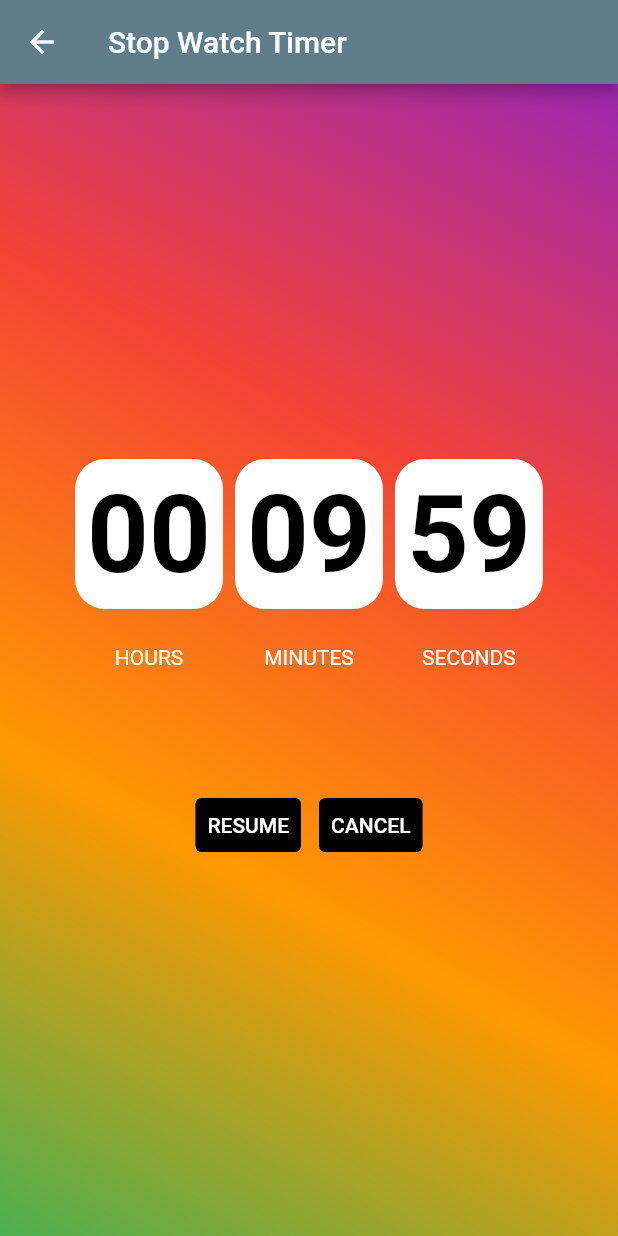
After one commit to KrzysztofMamak/FlutterUI, a Flutter app: the StopWatchTimerPage screen opened directly, after a tap on "STOP", on a phone screen of 412 x 824 dp. The commit adds this screen. Run offline on Flutter 3.47's test engine with Material 2 defaults, Android fonts, the phone set to English and light mode, and no system bars; our stand-ins replace audioplayers, cached_network_image, confetti, curved_navigation_bar, flutter_speed_dial, flutter_zoom_drawer and 5 more; project files that could hold a hidden picture were left out.

Commit message:
Add StopWatchTimerPage

```diff
--- a/lib/main.dart
+++ b/lib/main.dart
@@ -29,6 +29,7 @@ import 'package:flutter_samples/scroll_controller/main_scroll_controller.dart';
 import 'package:flutter_samples/size_and_position/main_size_and_position.dart';
 import 'package:flutter_samples/speed_dial/speed_dial_page.dart';
 import 'package:flutter_samples/split_image/main_split_image.dart';
+import 'package:flutter_samples/stop_watch_timer/stop_watch_timer_page.dart';
 import 'package:flutter_samples/text_slide/text_slide_page.dart';
 import 'package:flutter_samples/tinder_carousel/tinder_carousel_page.dart';
 
@@ -187,6 +188,10 @@ class _MyAppState extends State<MyApp> {
               title: "Instagram Like Animation",
               onTap: () => _onButtonTap(InstagramLikeAnimationPage()),
             ),
+            MyMenuButton(
+              title: "Stop Watch Timer",
+              onTap: () => _onButtonTap(StopWatchTimerPage()),
+            ),
           ],
         ),
       ),
--- /dev/null
+++ b/lib/stop_watch_timer/stop_watch_timer_page.dart
@@ -0,0 +1,216 @@
+import 'dart:async';
+
+import 'package:flutter/material.dart';
+
+class StopWatchTimerPage extends StatefulWidget {
+  const StopWatchTimerPage({Key? key}) : super(key: key);
+
+  @override
+  _StopWatchTimerPageState createState() => _StopWatchTimerPageState();
+}
+
+class _StopWatchTimerPageState extends State<StopWatchTimerPage> {
+  static const _countdownDuration = Duration(minutes: 10);
+  Duration _duration = const Duration();
+  Timer? _timer;
+  bool _isCountdown = true;
+
+  @override
+  void initState() {
+    super.initState();
+    _startTimer();
+    _reset();
+  }
+
+  @override
+  void dispose() {
+    super.dispose();
+  }
+
+  void _startTimer({bool resets = true}) {
+    if (resets) {
+      _reset();
+    }
+    _timer = Timer.periodic(
+      const Duration(seconds: 1),
+      (_) => _addTime(),
+    );
+  }
+
+  void _reset() {
+    if (_isCountdown) {
+      setState(() {
+        _duration = _countdownDuration;
+      });
+    } else {
+      setState(() {
+        _duration = const Duration();
+      });
+    }
+  }
+
+  void _addTime() {
+    final addSeconds = _isCountdown ? -1 : 1;
+    setState(() {
+      final seconds = _duration.inSeconds + addSeconds;
+      if (seconds < 0) {
+        _timer?.cancel();
+      } else {
+        _duration = Duration(seconds: seconds);
+      }
+    });
+  }
+
+  void _stopTimer({bool resets = true}) {
+    if (resets) {
+      _reset();
+    }
+    setState(() {
+      _timer?.cancel();
+    });
+  }
+
+  Widget _buildTime() {
+    String twoDigits(int n) => n.toString().padLeft(2, '0');
+    final hours = twoDigits(_duration.inHours);
+    final minutes = twoDigits(_duration.inMinutes.remainder(60));
+    final seconds = twoDigits(_duration.inSeconds.remainder(60));
+
+    return Row(
+      mainAxisAlignment: MainAxisAlignment.center,
+      children: [
+        _buildTimeCard(time: hours, header: 'HOURS'),
+        const SizedBox(width: 8),
+        _buildTimeCard(time: minutes, header: 'MINUTES'),
+        const SizedBox(width: 8),
+        _buildTimeCard(time: seconds, header: 'SECONDS'),
+      ],
+    );
+  }
+
+  Widget _buildTimeCard({
+    required String time,
+    required String header,
+  }) {
+    return Column(
+      mainAxisAlignment: MainAxisAlignment.center,
+      children: [
+        Container(
+          padding: const EdgeInsets.all(8),
+          decoration: BoxDecoration(
+            color: Colors.white,
+            borderRadius: BorderRadius.circular(20),
+          ),
+          child: Text(
+            time,
+            style: TextStyle(
+              fontWeight: FontWeight.bold,
+              color: Colors.black,
+              fontSize: 72,
+            ),
+          ),
+        ),
+        const SizedBox(height: 24),
+        Text(
+          header,
+          style: TextStyle(
+            color: Colors.white,
+          ),
+        ),
+      ],
+    );
+  }
+
+  Widget _buildButtons() {
+    final isRunning = _timer == null ? false : _timer!.isActive;
+    final isCompleted = _duration.inSeconds == 0;
+    return isRunning || !isCompleted
+        ? Row(
+            mainAxisAlignment: MainAxisAlignment.center,
+            children: [
+              ButtonWidget(
+                text: isRunning ? 'STOP' : 'RESUME',
+                onTap: () {
+                  if (isRunning) {
+                    _stopTimer(resets: false);
+                  } else {
+                    _startTimer(resets: false);
+                  }
+                },
+              ),
+              const SizedBox(width: 12),
+              ButtonWidget(
+                text: 'CANCEL',
+                onTap: _stopTimer,
+              ),
+            ],
+          )
+        : ButtonWidget(
+            text: 'Start Timer!',
+            color: Colors.black,
+            backgroundColor: Colors.white,
+            onTap: _startTimer,
+          );
+  }
+
+  @override
+  Widget build(BuildContext context) {
+    return Scaffold(
+      appBar: AppBar(
+        title: const Text('Stop Watch Timer'),
+      ),
+      backgroundColor: Colors.grey[900],
+      body: Center(
+        child: Container(
+          decoration: BoxDecoration(
+            gradient: LinearGradient(
+              begin: Alignment.topRight,
+              end: Alignment.bottomLeft,
+              colors: [
+                Colors.purple,
+                Colors.red,
+                Colors.orange,
+                Colors.green,
+              ],
+            ),
+          ),
+          child: Column(
+            mainAxisAlignment: MainAxisAlignment.center,
+            children: [
+              _buildTime(),
+              const SizedBox(height: 80),
+              _buildButtons(),
+            ],
+          ),
+        ),
+      ),
+    );
+  }
+}
+
+class ButtonWidget extends StatelessWidget {
+  const ButtonWidget({
+    Key? key,
+    required this.text,
+    required this.onTap,
+    this.color = Colors.white,
+    this.backgroundColor = Colors.black,
+  }) : super(key: key);
+
+  final String text;
+  final VoidCallback onTap;
+  final Color color;
+  final Color backgroundColor;
+
+  @override
+  Widget build(BuildContext context) {
+    return TextButton(
+      style: ButtonStyle(
+        backgroundColor: MaterialStateProperty.all(Colors.black),
+        foregroundColor: MaterialStateProperty.all(Colors.white),
+      ),
+      onPressed: onTap,
+      child: Text(text),
+    );
+  }
+}
```
